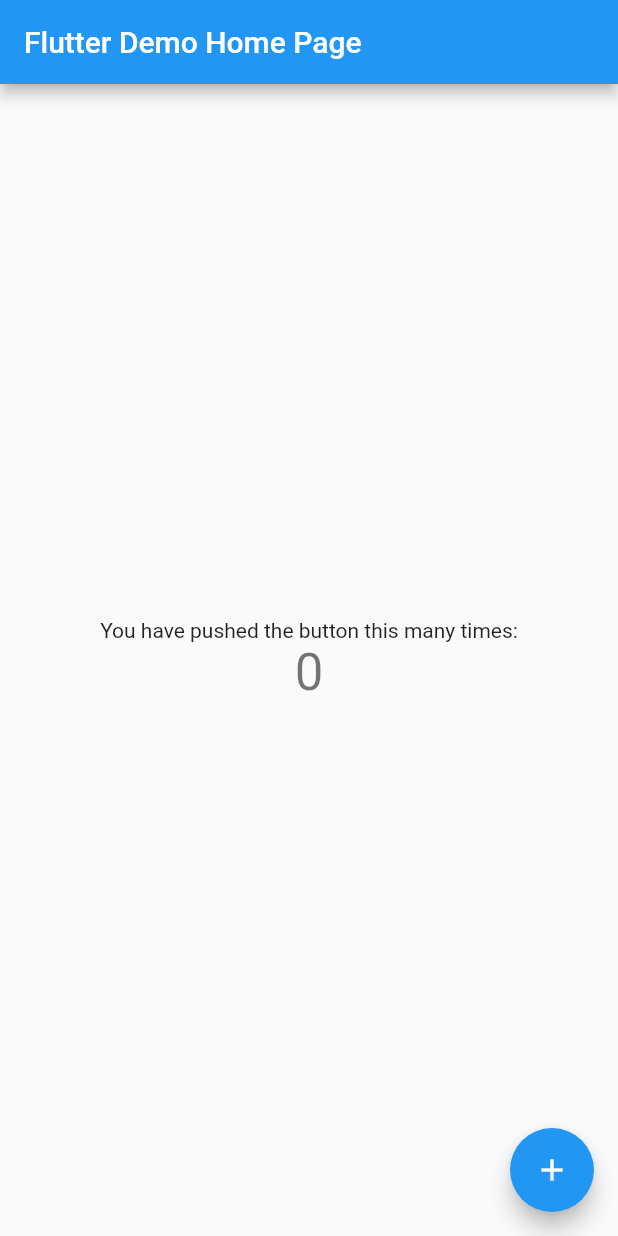
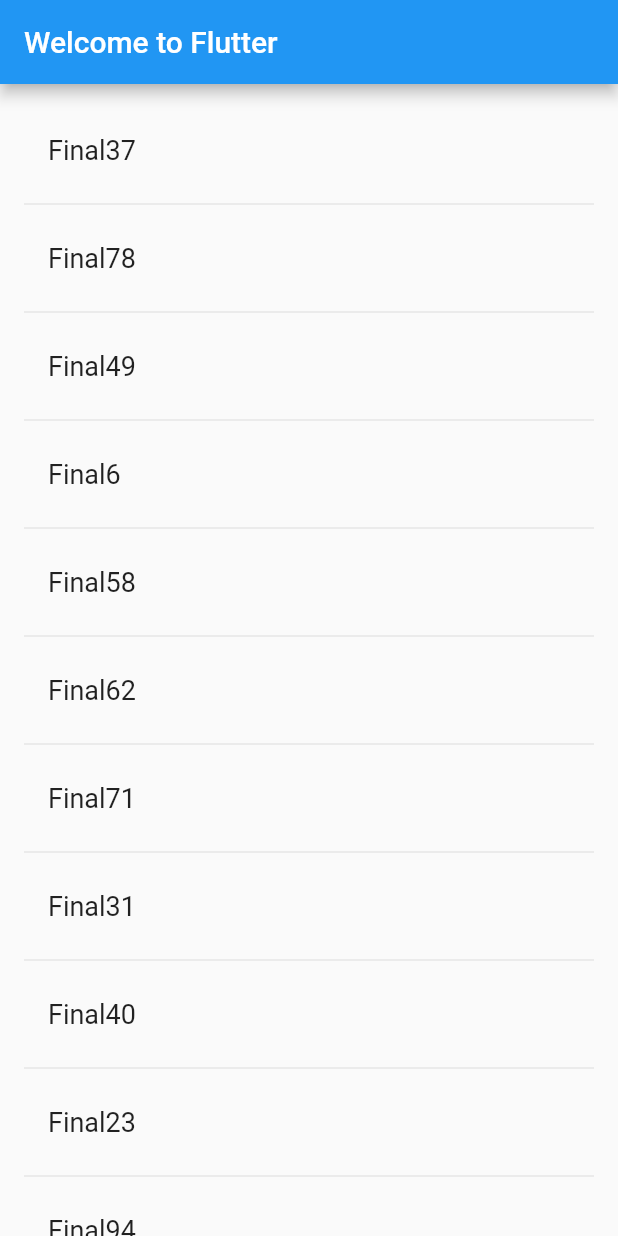
Before and after one commit to FaisZ/apple_player, a Flutter app: the screen it shows after launch, on a phone screen of 412 x 824 dp. Run offline on Flutter 3.47's test engine with Material 2 defaults, Android fonts, the phone set to English and light mode, and no system bars.

Commit message:
Simple list creation

```diff
--- a/lib/main.dart
+++ b/lib/main.dart
@@ -1,3 +1,5 @@
+import 'dart:math';
+
 import 'package:flutter/material.dart';
 
 void main() {
@@ -8,106 +10,67 @@ class MyApp extends StatelessWidget {
   // This widget is the root of your application.
   @override
   Widget build(BuildContext context) {
+    String word = 'Haii';
     return MaterialApp(
       title: 'Flutter Demo',
       theme: ThemeData(
-        // This is the theme of your application.
-        //
-        // Try running your application with "flutter run". You'll see the
-        // application has a blue toolbar. Then, without quitting the app, try
-        // changing the primarySwatch below to Colors.green and then invoke
-        // "hot reload" (press "r" in the console where you ran "flutter run",
-        // or simply save your changes to "hot reload" in a Flutter IDE).
-        // Notice that the counter didn't reset back to zero; the application
-        // is not restarted.
         primarySwatch: Colors.blue,
       ),
-      home: MyHomePage(title: 'Flutter Demo Home Page'),
+      home: Scaffold(
+        appBar: AppBar(
+          title: Text('Welcome to Flutter'),
+        ),
+        body: Center(
+          // child: Text(word),
+          child: RandomWords(),
+        ),
+      ),
     );
   }
 }
 
-class MyHomePage extends StatefulWidget {
-  MyHomePage({Key? key, required this.title}) : super(key: key);
+class SearchBar extends StatelessWidget {
+  // This widget is the root of your application.
+  @override
+  Widget build(BuildContext context) {
+    return  Center(
+      child: Text('Search Here'),
+    );
+  }
+}
 
-  // This widget is the home page of your application. It is stateful, meaning
-  // that it has a State object (defined below) that contains fields that affect
-  // how it looks.
-
-  // This class is the configuration for the state. It holds the values (in this
-  // case the title) provided by the parent (in this case the App widget) and
-  // used by the build method of the State. Fields in a Widget subclass are
-  // always marked "final".
-
-  final String title;
+class RandomWords extends StatefulWidget {
+  const RandomWords({Key? key}) : super(key: key);
 
   @override
-  _MyHomePageState createState() => _MyHomePageState();
+  _RandomWordsState createState() => _RandomWordsState();
 }
 
-class _MyHomePageState extends State<MyHomePage> {
-  int _counter = 0;
-
-  void _incrementCounter() {
-    setState(() {
-      // This call to setState tells the Flutter framework that something has
-      // changed in this State, which causes it to rerun the build method below
-      // so that the display can reflect the updated values. If we changed
-      // _counter without calling setState(), then the build method would not be
-      // called again, and so nothing would appear to happen.
-      _counter++;
-    });
-  }
+class _RandomWordsState extends State<RandomWords> {
+  final _suggestions = [];
+  final _biggerFont = const TextStyle(fontSize: 18);
 
   @override
   Widget build(BuildContext context) {
-    // This method is rerun every time setState is called, for instance as done
-    // by the _incrementCounter method above.
-    //
-    // The Flutter framework has been optimized to make rerunning build methods
-    // fast, so that you can just rebuild anything that needs updating rather
-    // than having to individually change instances of widgets.
-    return Scaffold(
-      appBar: AppBar(
-        // Here we take the value from the MyHomePage object that was created by
-        // the App.build method, and use it to set our appbar title.
-        title: Text(widget.title),
-      ),
-      body: Center(
-        // Center is a layout widget. It takes a single child and positions it
-        // in the middle of the parent.
-        child: Column(
-          // Column is also a layout widget. It takes a list of children and
-          // arranges them vertically. By default, it sizes itself to fit its
-          // children horizontally, and tries to be as tall as its parent.
-          //
-          // Invoke "debug painting" (press "p" in the console, choose the
-          // "Toggle Debug Paint" action from the Flutter Inspector in Android
-          // Studio, or the "Toggle Debug Paint" command in Visual Studio Code)
-          // to see the wireframe for each widget.
-          //
-          // Column has various properties to control how it sizes itself and
-          // how it positions its children. Here we use mainAxisAlignment to
-          // center the children vertically; the main axis here is the vertical
-          // axis because Columns are vertical (the cross axis would be
-          // horizontal).
-          mainAxisAlignment: MainAxisAlignment.center,
-          children: <Widget>[
-            Text(
-              'You have pushed the button this many times:',
-            ),
-            Text(
-              '$_counter',
-              style: Theme.of(context).textTheme.headline4,
-            ),
-          ],
-        ),
-      ),
-      floatingActionButton: FloatingActionButton(
-        onPressed: _incrementCounter,
-        tooltip: 'Increment',
-        child: Icon(Icons.add),
-      ), // This trailing comma makes auto-formatting nicer for build methods.
+    final integer = new Random();
+    final word = 'Final' + integer.nextInt(100).toString();
+    return ListView.builder(
+      padding: const EdgeInsets.all(16.0),
+      itemBuilder: /*1*/ (context, i) {
+        if (i.isOdd) return const Divider();
+        /*2*/
+
+        final index = i ~/ 2; /*3*/
+        // if (index >= _suggestions.length) {
+          _suggestions.add('Final' + integer.nextInt(100).toString());
+        // }
+        return ListTile(
+          title: Text(
+            _suggestions[index],
+            style: _biggerFont,
+          ),
+        );
+      },
     );
   }
 }
```
